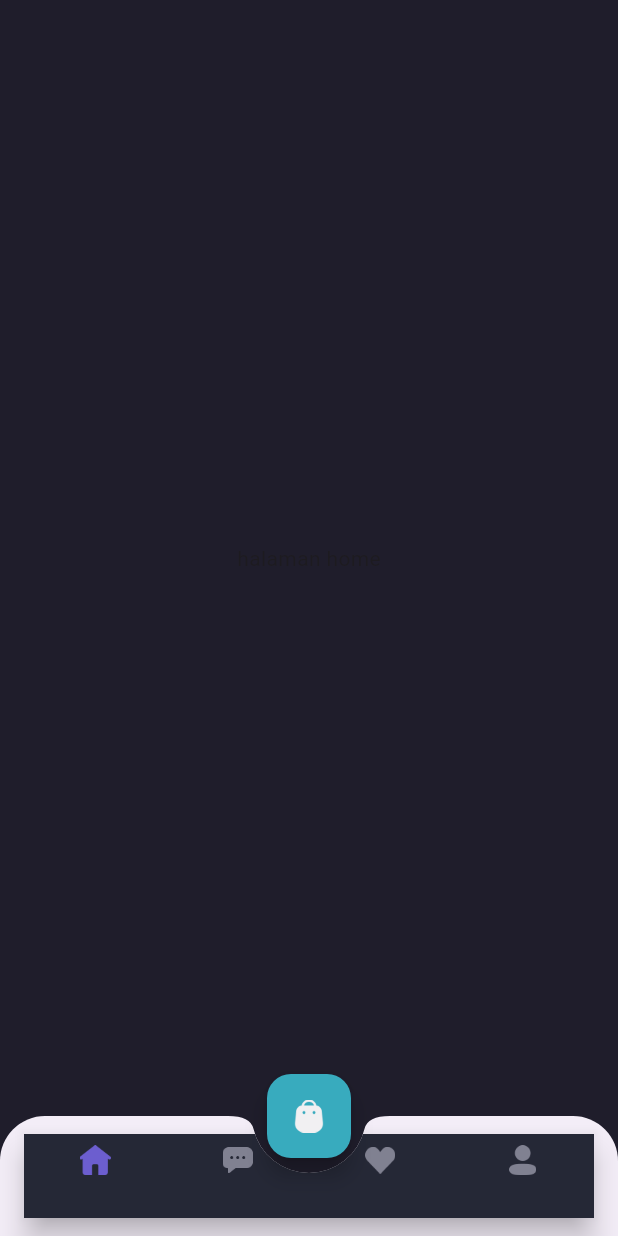
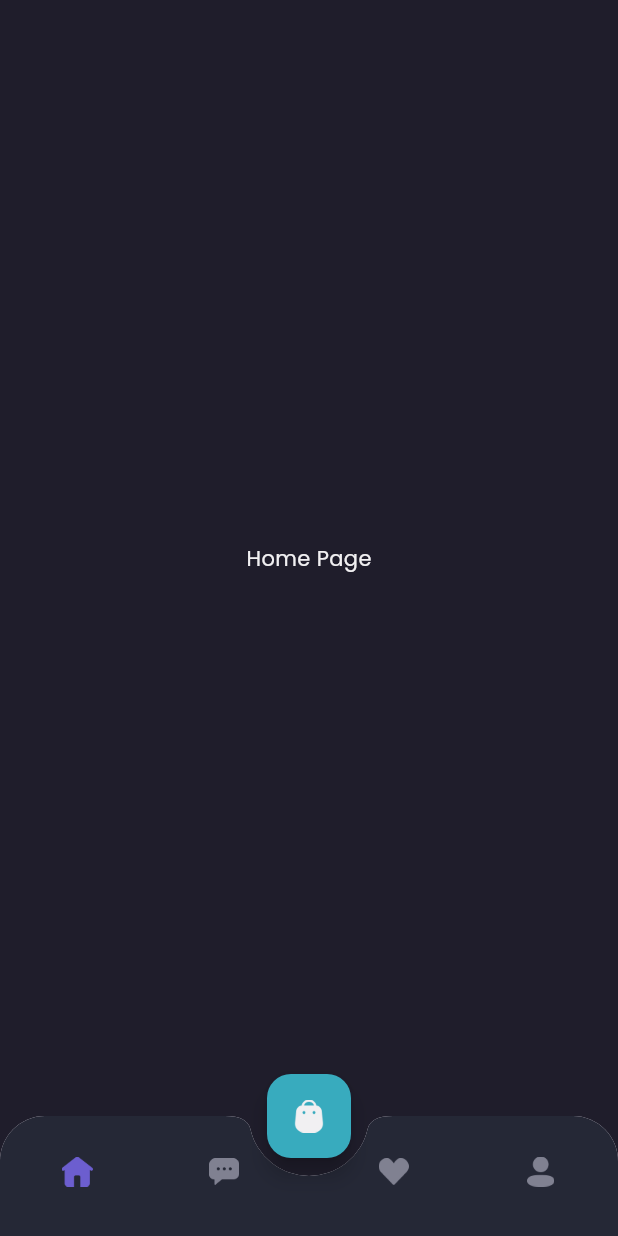
Before and after one commit to renalekiriyanto/shamo, a Flutter app: the screen it shows after launch, after a tap on "Sign In", on a phone screen of 412 x 824 dp. Run offline on Flutter 3.47's test engine with Material 3 defaults, Android fonts, the phone set to English and light mode, and no system bars; our stand-ins replace google_fonts.

Commit message:
Menentukan Halaman Main Page

```diff
--- a/shamo_mobile/lib/main.dart
+++ b/shamo_mobile/lib/main.dart
@@ -2,7 +2,7 @@ import "package:flutter/material.dart";
 import "package:google_fonts/google_fonts.dart";
 import "package:shamo_mobile/pages/auth/login_page.dart";
 import "package:shamo_mobile/pages/auth/signup_page.dart";
-import "package:shamo_mobile/pages/home/main_home.dart";
+import "package:shamo_mobile/pages/home/main_page.dart";
 import "package:shamo_mobile/pages/splash_page.dart";
 import "theme.dart";
 
@@ -19,7 +19,7 @@ class MyApp extends StatelessWidget {
         '/': (context) => SplashPage(),
         '/login': (context) => LoginPage(),
         '/sign-up': (context) => SignupPage(),
-        '/home': (context) => HomePage()
+        '/home': (context) => MainPage()
       },
     );
   }
--- a/shamo_mobile/lib/pages/auth/login_page.dart
+++ b/shamo_mobile/lib/pages/auth/login_page.dart
@@ -120,12 +120,18 @@ class LoginPage extends StatelessWidget {
             shape: RoundedRectangleBorder(
                 borderRadius: BorderRadius.circular(12))),
         child: GestureDetector(
-          onTap: (){
+          onTap: () {
             Navigator.pushNamed(context, '/home');
           },
-          child: Text(
-            'Sign In',
-            style: primaryTextStyle.copyWith(fontSize: 16, fontWeight: medium),
+          child: GestureDetector(
+            onTap: () {
+              Navigator.pushNamed(context, '/home');
+            },
+            child: Text(
+              'Sign In',
+              style:
+                  primaryTextStyle.copyWith(fontSize: 16, fontWeight: medium),
+            ),
           ),
         ),
       ),
--- /dev/null
+++ b/shamo_mobile/lib/pages/home/chat_page.dart
@@ -0,0 +1,13 @@
+import "package:flutter/material.dart";
+import "package:shamo_mobile/theme.dart";
+
+class ChatPage extends StatelessWidget {
+  const ChatPage({super.key});
+
+  @override
+  Widget build(BuildContext context) {
+    return Center(
+      child: Text('Chat Page', style: primaryTextStyle,),
+    );
+  }
+}
--- /dev/null
+++ b/shamo_mobile/lib/pages/home/home_page.dart
@@ -0,0 +1,13 @@
+import "package:flutter/material.dart";
+import "package:shamo_mobile/theme.dart";
+
+class HomePage extends StatelessWidget {
+  const HomePage({super.key});
+
+  @override
+  Widget build(BuildContext context) {
+    return Center(
+      child: Text('Home Page', style: primaryTextStyle,),
+    );
+  }
+}
--- a/shamo_mobile/lib/pages/home/main_home.dart
+++ /dev/null
@@ -1,71 +0,0 @@
-import 'package:flutter/cupertino.dart';
-import 'package:flutter/material.dart';
-import 'package:shamo_mobile/theme.dart';
-
-class HomePage extends StatelessWidget {
-  const HomePage({super.key});
-
-  @override
-  Widget build(BuildContext context) {
-    Widget cartButton() {
-      return FloatingActionButton(
-        onPressed: () {},
-        backgroundColor: secondaryColor,
-        child: Image.asset(
-          'assets/icon_cart.png',
-          width: 20,
-        ),
-      );
-    }
-
-    Widget customBottomNav() {
-      return ClipRRect(
-        borderRadius: BorderRadius.vertical(top: Radius.circular(30)),
-        child: BottomAppBar(
-          shape: CircularNotchedRectangle(),
-          notchMargin: 10,
-          clipBehavior: Clip.antiAlias,
-          child: BottomNavigationBar(
-            type: BottomNavigationBarType.fixed,
-            backgroundColor: bgColor4,
-            items: [
-            BottomNavigationBarItem(
-                icon: Image.asset(
-                  'assets/icon_home.png',
-                  width: 21,
-                ),
-                label: ''),
-            BottomNavigationBarItem(
-                icon: Image.asset(
-                  'assets/icon_chat.png',
-                  width: 20,
-                ),
-                label: ''),
-            BottomNavigationBarItem(
-                icon: Image.asset(
-                  'assets/icon_wishlist.png',
-                  width: 20,
-                ),
-                label: ''),
-            BottomNavigationBarItem(
-                icon: Image.asset(
-                  'assets/icon_profile.png',
-                  width: 18,
-                ),
-                label: '')
-          ]),
-        ),
-      );
-    }
-
-    return Scaffold(
-      backgroundColor: bgColor1,
-      floatingActionButton: cartButton(),
-      floatingActionButtonLocation: FloatingActionButtonLocation.centerDocked,
-      bottomNavigationBar: customBottomNav(),
-      body: Center(
-        child: Text('halaman home'),
-      ),
-    );
-  }
-}
--- /dev/null
+++ b/shamo_mobile/lib/pages/home/main_page.dart
@@ -0,0 +1,123 @@
+import 'package:flutter/cupertino.dart';
+import 'package:flutter/material.dart';
+import 'package:shamo_mobile/pages/home/chat_page.dart';
+import 'package:shamo_mobile/pages/home/home_page.dart';
+import 'package:shamo_mobile/pages/home/profile_page.dart';
+import 'package:shamo_mobile/pages/home/wishlist_page.dart';
+import 'package:shamo_mobile/theme.dart';
+
+class MainPage extends StatefulWidget {
+  const MainPage({super.key});
+
+  @override
+  State<MainPage> createState() => _MainPageState();
+}
+
+class _MainPageState extends State<MainPage> {
+  int currentPage = 0;
+
+  @override
+  Widget build(BuildContext context) {
+    Widget cartButton() {
+      return FloatingActionButton(
+        onPressed: () {},
+        backgroundColor: secondaryColor,
+        child: Image.asset(
+          'assets/icon_cart.png',
+          width: 20,
+        ),
+      );
+    }
+
+    Widget customBottomNav() {
+      return ClipRRect(
+        borderRadius: BorderRadius.vertical(top: Radius.circular(30)),
+        child: BottomAppBar(
+          shape: CircularNotchedRectangle(),
+          notchMargin: 12,
+          clipBehavior: Clip.antiAlias,
+          padding: EdgeInsets.all(0),
+          child: BottomNavigationBar(
+            type: BottomNavigationBarType.fixed,
+            currentIndex: currentPage,
+            onTap: (value) {
+              setState(() {
+                currentPage = value;
+              });
+            },
+            backgroundColor: bgColor4,
+            items: [
+            BottomNavigationBarItem(
+                icon: Container(
+                  margin: EdgeInsets.only(top: 20, bottom: 5),
+                  child: Image.asset(
+                    'assets/icon_home.png',
+                    width: 21,
+                    color: currentPage == 0 ? primaryColor : disactiveColor,
+                  ),
+                ),
+                label: ''),
+            BottomNavigationBarItem(
+                icon: Container(
+                  margin: EdgeInsets.only(top: 20, bottom: 5, right: 10),
+                  child: Image.asset(
+                    'assets/icon_chat.png',
+                    width: 20,
+                    color: currentPage == 1 ? primaryColor : disactiveColor,
+                  ),
+                ),
+                label: ''),
+            BottomNavigationBarItem(
+                icon: Container(
+                  margin: EdgeInsets.only(top: 20, bottom: 5, left: 10),
+                  child: Image.asset(
+                    'assets/icon_wishlist.png',
+                    width: 20,
+                    color: currentPage == 2 ? primaryColor : disactiveColor,
+                  ),
+                ),
+                label: ''),
+            BottomNavigationBarItem(
+                icon: Container(
+                  margin: EdgeInsets.only(top: 20, bottom: 5),
+                  child: Image.asset(
+                    'assets/icon_profile.png',
+                    width: 18,
+                    color: currentPage == 3 ? primaryColor : disactiveColor,
+                  ),
+                ),
+                label: '')
+          ]),
+        ),
+      );
+    }
+
+    Widget body(){
+      switch (currentPage) {
+        case 0:
+          return HomePage();
+          break;
+        case 1:
+          return ChatPage();
+          break;
+        case 2:
+          return WishlistPage();
+          break;
+        case 3:
+          return ProfilePage();
+          break;
+        default:
+          return HomePage();
+          break;
+      }
+    }
+
+    return Scaffold(
+      backgroundColor: bgColor1,
+      floatingActionButton: cartButton(),
+      floatingActionButtonLocation: FloatingActionButtonLocation.centerDocked,
+      bottomNavigationBar: customBottomNav(),
+      body: body(),
+    );
+  }
+}
--- /dev/null
+++ b/shamo_mobile/lib/pages/home/profile_page.dart
@@ -0,0 +1,13 @@
+import "package:flutter/material.dart";
+import "package:shamo_mobile/theme.dart";
+
+class ProfilePage extends StatelessWidget {
+  const ProfilePage({super.key});
+
+  @override
+  Widget build(BuildContext context) {
+    return Center(
+      child: Text('Profile Page', style: primaryTextStyle),
+    );
+  }
+}
--- /dev/null
+++ b/shamo_mobile/lib/pages/home/wishlist_page.dart
@@ -0,0 +1,13 @@
+import "package:flutter/material.dart";
+import "package:shamo_mobile/theme.dart";
+
+class WishlistPage extends StatelessWidget {
+  const WishlistPage({super.key});
+
+  @override
+  Widget build(BuildContext context) {
+    return Center(
+      child: Text('Wishlist Page', style: primaryTextStyle),
+    );
+  }
+}
--- a/shamo_mobile/lib/theme.dart
+++ b/shamo_mobile/lib/theme.dart
@@ -3,6 +3,7 @@ import "package:google_fonts/google_fonts.dart";
 
 Color primaryColor = Color(0xff6C5ECF);
 Color secondaryColor = Color(0xff38ABBE);
+Color disactiveColor = Color(0xff808191);
 Color alertColor = Color(0xffED6363);
 Color priceColor = Color(0xff2C96F1);
 Color bgColor1 = Color(0xff1F1D2B);
```
Also changed, not shown: shamo_mobile/assets/icon_home.png.
